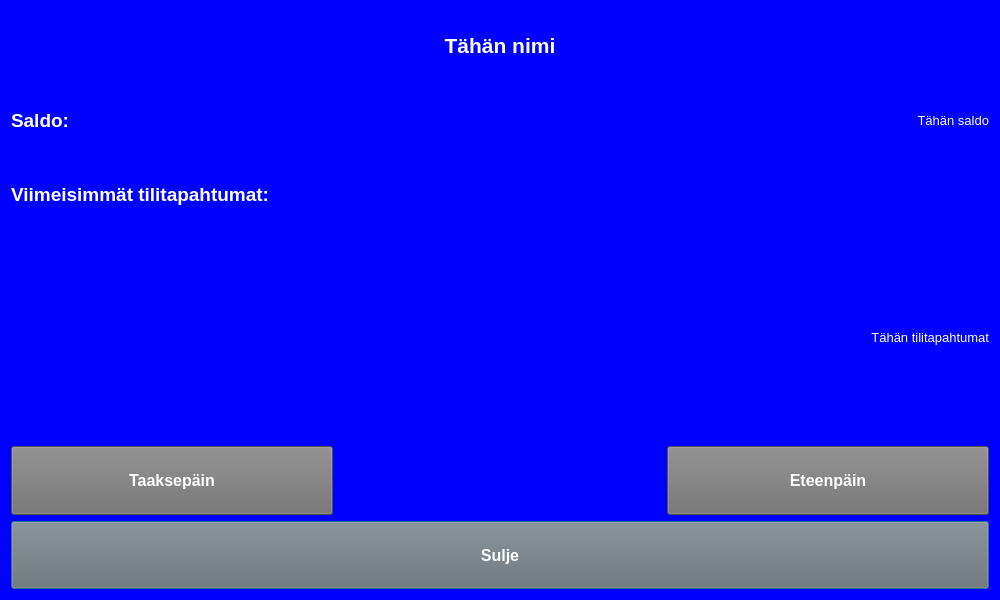
Qt form BankEXE/transactionsdialog.ui (Akllu/BankSimul) before a commit.
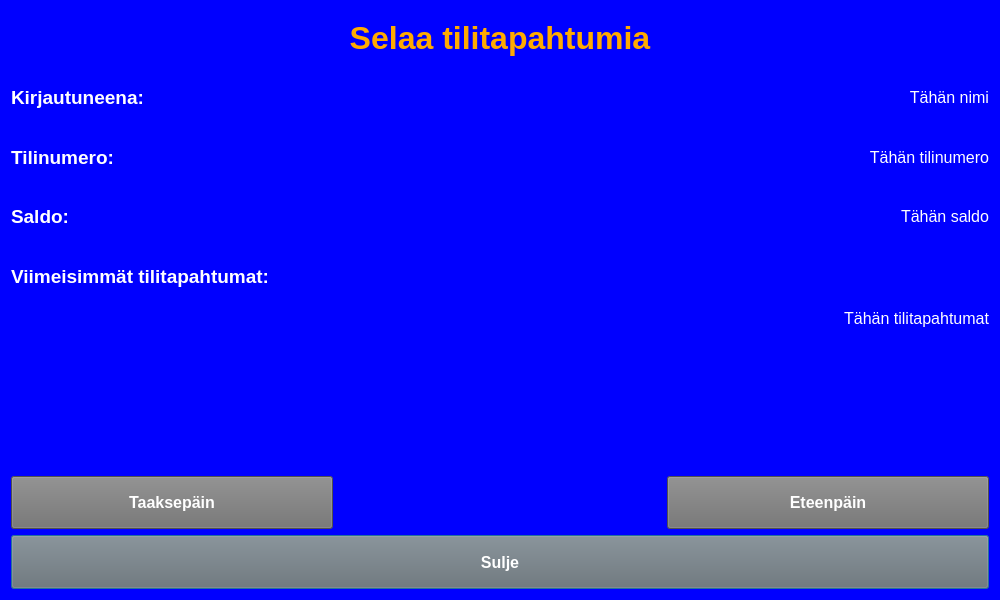
The same form after that commit.

```diff
--- a/BankEXE/transactionsdialog.ui
+++ b/BankEXE/transactionsdialog.ui
@@ -20,42 +20,22 @@
   <layout class="QVBoxLayout" name="verticalLayout">
    <item>
     <layout class="QGridLayout" name="gridLayout">
-     <item row="0" column="0" colspan="3">
+     <item row="1" column="1" colspan="2">
       <widget class="QLabel" name="nameLabel">
        <property name="font">
         <font>
-         <pointsize>16</pointsize>
-         <weight>75</weight>
-         <bold>true</bold>
+         <pointsize>12</pointsize>
         </font>
        </property>
-       <property name="styleSheet">
-        <string notr="true">color: rgb(255, 255, 255);</string>
-       </property>
        <property name="text">
         <string>Tähän nimi</string>
        </property>
        <property name="alignment">
-        <set>Qt::AlignCenter</set>
-       </property>
-      </widget>
-     </item>
-     <item row="3" column="0" rowspan="3" colspan="3">
-      <widget class="QLabel" name="transactionsLabel">
-       <property name="font">
-        <font>
-         <pointsize>10</pointsize>
-        </font>
-       </property>
-       <property name="text">
-        <string>Tähän tilitapahtumat</string>
-       </property>
-       <property name="alignment">
         <set>Qt::AlignRight|Qt::AlignTrailing|Qt::AlignVCenter</set>
        </property>
       </widget>
      </item>
-     <item row="7" column="0" colspan="3">
+     <item row="9" column="0" colspan="3">
       <widget class="QPushButton" name="closeButton">
        <property name="sizePolicy">
         <sizepolicy hsizetype="Preferred" vsizetype="Preferred">
@@ -79,11 +59,11 @@
        </property>
       </widget>
      </item>
-     <item row="1" column="1" colspan="2">
+     <item row="3" column="1" colspan="2">
       <widget class="QLabel" name="balanceLabel">
        <property name="font">
         <font>
-         <pointsize>10</pointsize>
+         <pointsize>12</pointsize>
         </font>
        </property>
        <property name="text">
@@ -94,21 +74,22 @@
        </property>
       </widget>
      </item>
+     <item row="2" column="1" colspan="2">
+      <widget class="QLabel" name="accountLabel">
+       <property name="font">
+        <font>
+         <pointsize>12</pointsize>
+        </font>
+       </property>
+       <property name="text">
+        <string>Tähän tilinumero</string>
+       </property>
+       <property name="alignment">
+        <set>Qt::AlignRight|Qt::AlignTrailing|Qt::AlignVCenter</set>
+       </property>
+      </widget>
+     </item>
      <item row="1" column="0">
-      <widget class="QLabel" name="headerLabel">
-       <property name="font">
-        <font>
-         <pointsize>14</pointsize>
-         <weight>75</weight>
-         <bold>true</bold>
-        </font>
-       </property>
-       <property name="text">
-        <string>Saldo:</string>
-       </property>
-      </widget>
-     </item>
-     <item row="2" column="0" colspan="3">
       <widget class="QLabel" name="headerLabel2">
        <property name="font">
         <font>
@@ -117,12 +98,61 @@
          <bold>true</bold>
         </font>
        </property>
+       <property name="styleSheet">
+        <string notr="true">color: rgb(255, 255, 255);</string>
+       </property>
+       <property name="text">
+        <string>Kirjautuneena:</string>
+       </property>
+       <property name="alignment">
+        <set>Qt::AlignLeading|Qt::AlignLeft|Qt::AlignVCenter</set>
+       </property>
+      </widget>
+     </item>
+     <item row="5" column="0" rowspan="3" colspan="3">
+      <widget class="QLabel" name="transactionsLabel">
+       <property name="font">
+        <font>
+         <pointsize>12</pointsize>
+        </font>
+       </property>
+       <property name="text">
+        <string>Tähän tilitapahtumat</string>
+       </property>
+       <property name="alignment">
+        <set>Qt::AlignRight|Qt::AlignTop|Qt::AlignTrailing</set>
+       </property>
+      </widget>
+     </item>
+     <item row="2" column="0">
+      <widget class="QLabel" name="headerLabel3">
+       <property name="font">
+        <font>
+         <pointsize>14</pointsize>
+         <weight>75</weight>
+         <bold>true</bold>
+        </font>
+       </property>
+       <property name="text">
+        <string>Tilinumero:</string>
+       </property>
+      </widget>
+     </item>
+     <item row="4" column="0" colspan="3">
+      <widget class="QLabel" name="headerLabel5">
+       <property name="font">
+        <font>
+         <pointsize>14</pointsize>
+         <weight>75</weight>
+         <bold>true</bold>
+        </font>
+       </property>
        <property name="text">
         <string>Viimeisimmät tilitapahtumat:</string>
        </property>
       </widget>
      </item>
-     <item row="6" column="0">
+     <item row="8" column="0">
       <widget class="QPushButton" name="previousButton">
        <property name="sizePolicy">
         <sizepolicy hsizetype="Preferred" vsizetype="Preferred">
@@ -146,7 +176,41 @@
        </property>
       </widget>
      </item>
-     <item row="6" column="2">
+     <item row="0" column="0" colspan="3">
+      <widget class="QLabel" name="headerLabel">
+       <property name="font">
+        <font>
+         <pointsize>24</pointsize>
+         <weight>75</weight>
+         <bold>true</bold>
+        </font>
+       </property>
+       <property name="styleSheet">
+        <string notr="true">color: rgb(255, 170, 0);</string>
+       </property>
+       <property name="text">
+        <string>Selaa tilitapahtumia</string>
+       </property>
+       <property name="alignment">
+        <set>Qt::AlignCenter</set>
+       </property>
+      </widget>
+     </item>
+     <item row="3" column="0">
+      <widget class="QLabel" name="headerLabel4">
+       <property name="font">
+        <font>
+         <pointsize>14</pointsize>
+         <weight>75</weight>
+         <bold>true</bold>
+        </font>
+       </property>
+       <property name="text">
+        <string>Saldo:</string>
+       </property>
+      </widget>
+     </item>
+     <item row="8" column="2">
       <widget class="QPushButton" name="nextButton">
        <property name="sizePolicy">
         <sizepolicy hsizetype="Preferred" vsizetype="Preferred">
```
